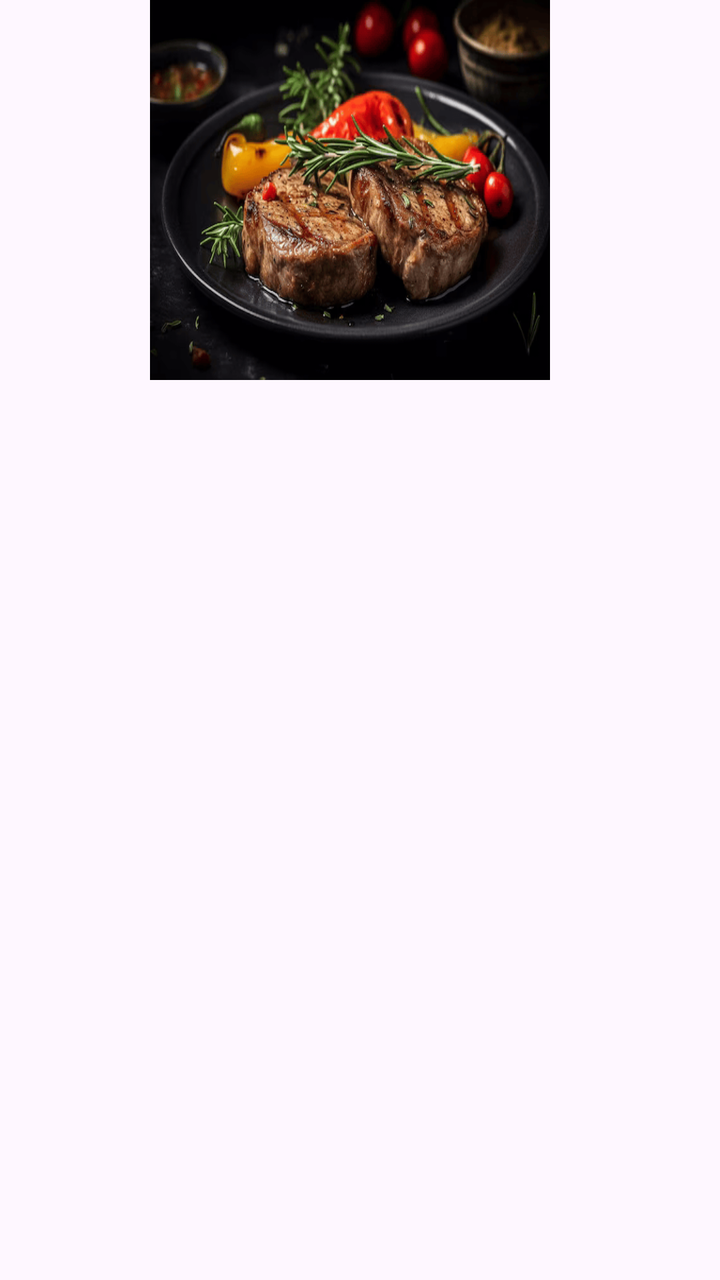
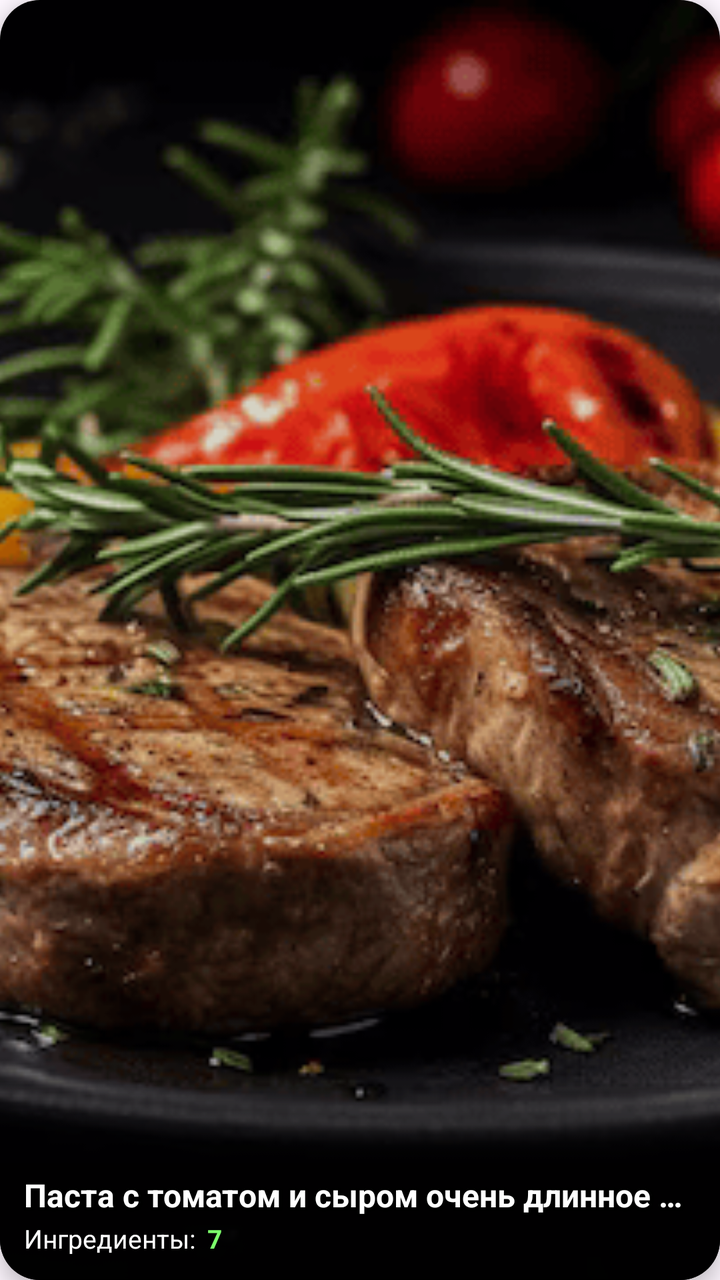

Before-and-after screenshots of an Android layout around one commit, followed by the original layout XML and the change that was made.
<!-- AndroidManifest.xml: application theme Theme.Recipe -->
<!-- res/layout/test_recipe_item.xml -->
<?xml version="1.0" encoding="utf-8"?>
<androidx.constraintlayout.widget.ConstraintLayout xmlns:android="http://schemas.android.com/apk/res/android"
    xmlns:app="http://schemas.android.com/apk/res-auto"
    android:layout_width="wrap_content"
    android:layout_height="wrap_content"
    android:layout_marginTop="20dp">

    <FrameLayout
        android:layout_width="200dp"
        android:layout_height="190dp"
        android:layout_marginEnd="10dp"
        android:background="@drawable/steak"
        app:layout_constraintEnd_toEndOf="parent"
        app:layout_constraintStart_toStartOf="parent">

    </FrameLayout>

</androidx.constraintlayout.widget.ConstraintLayout>
<!-- resources referenced by this layout -->
<resources>
  <!-- drawable steak: png bitmap (drawable, 103174 bytes) -->
  <style name="Theme.Recipe" parent="Base.Theme.Recipe" />
  <style name="Base.Theme.Recipe" parent="Theme.Material3.DayNight.NoActionBar">
          
          
      </style>
</resources>

<!-- the commit's change to res/layout/test_recipe_item.xml (unified diff, before → after) -->
@@ -1,18 +1,94 @@
-<?xml version="1.0" encoding="utf-8"?>
-<androidx.constraintlayout.widget.ConstraintLayout xmlns:android="http://schemas.android.com/apk/res/android"
+<androidx.cardview.widget.CardView
+    android:id="@+id/cardViewMain"
+    android:layout_width="match_parent"
+    android:layout_height="200dp"
+    android:layout_marginTop="20dp"
+    android:layout_marginStart="10dp"
+    android:layout_marginEnd="10dp"
     xmlns:app="http://schemas.android.com/apk/res-auto"
-    android:layout_width="wrap_content"
-    android:layout_height="wrap_content"
-    android:layout_marginTop="20dp">
+    xmlns:android="http://schemas.android.com/apk/res/android"
+    app:cardCornerRadius="20dp"
+    app:cardElevation="6dp">
 
     <FrameLayout
-        android:layout_width="200dp"
-        android:layout_height="190dp"
-        android:layout_marginEnd="10dp"
-        android:background="@drawable/steak"
-        app:layout_constraintEnd_toEndOf="parent"
-        app:layout_constraintStart_toStartOf="parent">
+        android:id="@+id/frameCentral"
+        android:layout_width="match_parent"
+        android:layout_height="match_parent">
+
+        
+        <ImageView
+            android:id="@+id/imageRecipe"
+            android:layout_width="match_parent"
+            android:layout_height="match_parent"
+            android:src="@drawable/steak"
+            android:scaleType="centerCrop"/>
+
+        
+        <View
+            android:layout_width="match_parent"
+            android:layout_height="match_parent"
+            android:background="#22000000"/>
+
+        
+        <View
+            android:layout_width="match_parent"
+            android:layout_height="100dp"
+            android:layout_gravity="bottom"
+            android:background="@drawable/gradient_dark_bottom"/>
+
+        
+        <LinearLayout
+            android:layout_width="match_parent"
+            android:layout_height="wrap_content"
+            android:layout_gravity="bottom"
+            android:orientation="vertical"
+            android:padding="12dp">
+
+            
+            <TextView
+                android:id="@+id/recipeName"
+                android:layout_width="match_parent"
+                android:layout_height="wrap_content"
+                android:text="Паста с томатом и сыром очень длинное название"
+                android:textColor="@android:color/white"
+                android:textSize="16sp"
+                android:textStyle="bold"
+                android:maxLines="1"
+                android:ellipsize="end"
+                android:shadowColor="#000000"
+                android:shadowDx="1"
+                android:shadowDy="1"
+                android:shadowRadius="3"/>
+
+            
+            <LinearLayout
+                android:layout_width="wrap_content"
+                android:layout_height="wrap_content"
+                android:orientation="horizontal"
+                android:gravity="center_vertical"
+                android:layout_marginTop="2dp">
+
+                <TextView
+                    android:id="@+id/ingredients"
+                    android:layout_width="wrap_content"
+                    android:layout_height="wrap_content"
+                    android:text="Ингредиенты:"
+                    android:textColor="#FFFFFF"
+                    android:textSize="13sp"/>
+
+                <TextView
+                    android:id="@+id/count"
+                    android:layout_width="wrap_content"
+                    android:layout_height="wrap_content"
+                    android:layout_marginStart="6dp"
+                    android:text="7"
+                    android:textColor="#7CFF6B"
+                    android:textSize="13sp"
+                    android:textStyle="bold"/>
+            </LinearLayout>
+
+        </LinearLayout>
 
     </FrameLayout>
 
-</androidx.constraintlayout.widget.ConstraintLayout>
+</androidx.cardview.widget.CardView>
<!-- resource entries referenced after the edit -->
@@ -1,5 +1,13 @@
 <!-- resources referenced by this layout -->
 <resources>
+  <!-- drawable gradient_dark_bottom (drawable) -->
+  <shape xmlns:android="http://schemas.android.com/apk/res/android">
+      <gradient
+          android:startColor="#00000000"
+          android:centerColor="#99000000"
+          android:endColor="#FF000000"
+          android:angle="270"/>
+  </shape>
   <!-- drawable steak: png bitmap (drawable, 103174 bytes) -->
   <style name="Theme.Recipe" parent="Base.Theme.Recipe" />
   <style name="Base.Theme.Recipe" parent="Theme.Material3.DayNight.NoActionBar">
